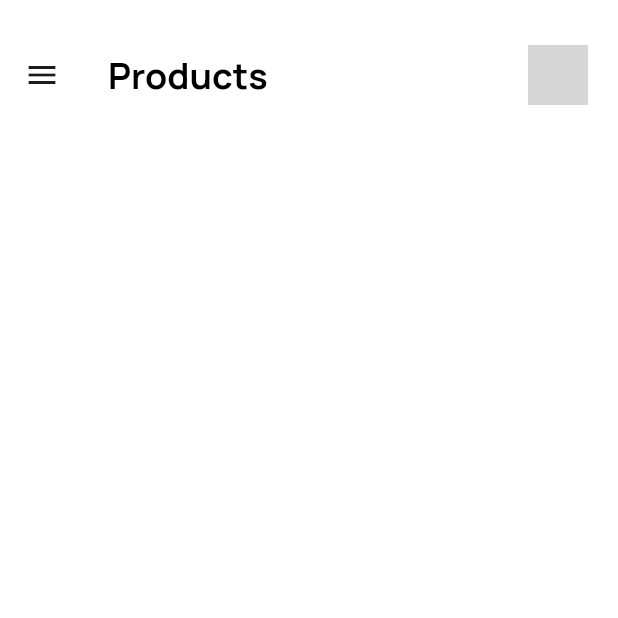
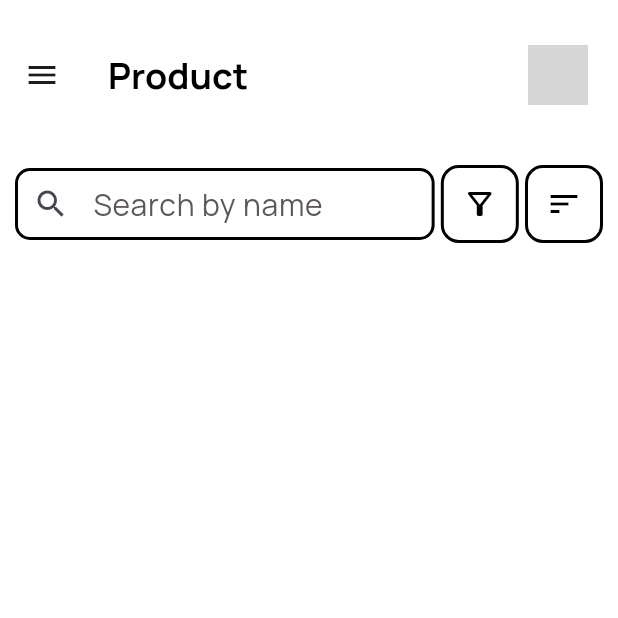
Before and after one commit to Muhammed-Aflah-A/Stock-Pilot, a Flutter app: the ProductListPage screen opened directly, on a phone screen of 412 x 824 dp, the top half of it. Run offline on Flutter 3.47's test engine with Material 3 defaults, Android fonts, the phone set to English and light mode, and no system bars; our stand-ins replace animated_text_kit, device_info_plus, hive, hive_flutter, image_picker, permission_handler and 1 more; accounts and stored records are empty; grey boxes are pictures that could not be loaded.

Commit message:
added searchbar,filter and sorting buttons

```diff
--- a/lib/core/theme/text_styles.dart
+++ b/lib/core/theme/text_styles.dart
@@ -86,6 +86,11 @@ class TextStyles {
     fontFamily: "ManRope",
     color: ColourStyles.primaryColor_2,
   );
+  static const TextStyle formHint = TextStyle(
+    fontSize: 20,
+    fontFamily: "ManRope",
+    color: ColourStyles.captionColor,
+  );
 
   static const TextStyle primaryText = TextStyle(
     fontSize: 15,
--- a/lib/presentation/product/screens/product_list_page.dart
+++ b/lib/presentation/product/screens/product_list_page.dart
@@ -1,11 +1,10 @@
-import 'dart:io';
 import 'package:flutter/material.dart';
-import 'package:provider/provider.dart';
-import 'package:stock_pilot/core/assets/app_images.dart';
 import 'package:stock_pilot/core/theme/colours_styles.dart';
-import 'package:stock_pilot/core/theme/text_styles.dart';
-import 'package:stock_pilot/presentation/dashboard/viewmodel/drawer_provider.dart';
-import 'package:stock_pilot/presentation/profile/viewmodel/profile_page_provider.dart';
+import 'package:stock_pilot/presentation/widgets/app_bar_widget.dart';
+import 'package:stock_pilot/presentation/widgets/app_drawer_widget.dart';
+import 'package:stock_pilot/presentation/widgets/filterbutton_widget.dart';
+import 'package:stock_pilot/presentation/widgets/searchbar_widget.dart';
+import 'package:stock_pilot/presentation/widgets/sortbutton_widget.dart';
 
 class ProductListPage extends StatefulWidget {
   const ProductListPage({super.key});
@@ -15,131 +14,36 @@ class ProductListPage extends StatefulWidget {
 }
 
 class _ProductListPageState extends State<ProductListPage> {
+  final TextEditingController controller = TextEditingController();
   @override
   Widget build(BuildContext context) {
-    // Screen height and width for responsive sizing
-    final h = MediaQuery.of(context).size.height;
+    final w = MediaQuery.of(context).size.width;
     return Scaffold(
       backgroundColor: ColourStyles.primaryColor,
-
-      // ================= APP BAR =================
-      appBar: AppBar(
-        backgroundColor: ColourStyles.primaryColor,
-        toolbarHeight: 100,
-
-        // App bar title
-        title: Text("Products", style: TextStyles.heading_2),
-
-        // Profile image shown on the right side
-        actions: [
-          Padding(
-            padding: EdgeInsets.all(20),
-            child: Consumer<ProfilePageProvider>(
-              builder: (context, provider, child) {
-                return CircleAvatar(
-                  radius: 20,
-                  backgroundColor: ColourStyles.primaryColor_2,
-
-                  // Show user profile image if exists, else default image
-                  backgroundImage:
-                      (provider.user?.profileImage != null &&
-                          File(provider.user!.profileImage!).existsSync())
-                      ? FileImage(File(provider.user!.profileImage!))
-                      : AssetImage(AppImages.profilePicture),
-                );
-              },
-            ),
+      appBar: AppBarWidget(title: "Product", showAvatar: true),
+      drawer: AppDrawer(),
+      body: SafeArea(
+        child: Padding(
+          padding: EdgeInsets.all(10),
+          child: Column(
+            children: [
+              Row(
+                children: [
+                  Expanded(
+                    child: SearchbarWidget(
+                      controller: controller,
+                      onChanged: (value) {},
+                      hintText: "Search by name",
+                    ),
+                  ),
+                  SizedBox(width: w * 0.01),
+                  FilterbuttonWidget(),
+                  SizedBox(width: w * 0.01),
+                  SortbuttonWidget()
+                ],
+              ),
+            ],
           ),
-        ],
-      ),
-
-      // ================= DRAWER =================
-      drawer: Drawer(
-        backgroundColor: ColourStyles.primaryColor,
-        child: Column(
-          children: [
-            // Drawer header showing user info
-            UserAccountsDrawerHeader(
-              decoration: BoxDecoration(color: ColourStyles.primaryColor),
-
-              // User full name
-              accountName: Consumer<ProfilePageProvider>(
-                builder: (context, provider, child) {
-                  return Text(
-                    "${provider.user?.fullName}",
-                    style: TextStyles.primaryText,
-                  );
-                },
-              ),
-
-              // User email
-              accountEmail: Consumer<ProfilePageProvider>(
-                builder: (context, provider, child) {
-                  return Text(
-                    "${provider.user?.gmail}",
-                    style: TextStyles.primaryText,
-                  );
-                },
-              ),
-
-              // User profile image
-              currentAccountPicture: Consumer<ProfilePageProvider>(
-                builder: (context, provider, child) {
-                  return CircleAvatar(
-                    radius: 20,
-                    backgroundColor: ColourStyles.primaryColor_2,
-                    backgroundImage:
-                        (provider.user?.profileImage != null &&
-                            File(provider.user!.profileImage!).existsSync())
-                        ? FileImage(File(provider.user!.profileImage!))
-                        : AssetImage(AppImages.profilePicture),
-                  );
-                },
-              ),
-            ),
-
-            // Drawer menu items
-            Expanded(
-              child: Consumer<DrawerProvider>(
-                builder: (context, provider, child) {
-                  return ListView.separated(
-                    // Space between drawer items
-                    separatorBuilder: (context, index) =>
-                        SizedBox(height: h * 0.01),
-
-                    itemCount: provider.drawerItems.length,
-
-                    itemBuilder: (context, index) {
-                      final item = provider.drawerItems[index];
-
-                      return ListTile(
-                        // Highlight selected drawer item
-                        selected: provider.selectedIndex == index,
-                        selectedTileColor: ColourStyles.baseBackgroundColor,
-                        tileColor: ColourStyles.primaryColor,
-
-                        // Drawer icon
-                        leading: Image.asset(item.icon!, height: 35, width: 35),
-
-                        // Drawer title
-                        title: Text(
-                          item.title!,
-                          style: TextStyles.primaryText_2,
-                        ),
-
-                        // Handle drawer item tap
-                        onTap: () {
-                          provider.selectedDrawerItem(index);
-                          Navigator.pop(context);
-                          Navigator.pushNamed(context, "${item.navigation}");
-                        },
-                      );
-                    },
-                  );
-                },
-              ),
-            ),
-          ],
         ),
       ),
     );
--- /dev/null
+++ b/lib/presentation/widgets/app_bar_widget.dart
@@ -0,0 +1,47 @@
+import 'dart:io';
+import 'package:flutter/material.dart';
+import 'package:provider/provider.dart';
+import 'package:stock_pilot/core/assets/app_images.dart';
+import 'package:stock_pilot/core/theme/colours_styles.dart';
+import 'package:stock_pilot/core/theme/text_styles.dart';
+import 'package:stock_pilot/presentation/profile/viewmodel/profile_page_provider.dart';
+
+class AppBarWidget extends StatelessWidget implements PreferredSizeWidget {
+  final String title;
+  final bool showAvatar;
+  const AppBarWidget({
+    super.key,
+    required this.title,
+    required this.showAvatar,
+  });
+  @override
+  Size get preferredSize => const Size.fromHeight(100);
+  @override
+  Widget build(BuildContext context) {
+    return AppBar(
+      backgroundColor: ColourStyles.primaryColor,
+      toolbarHeight: 100,
+      title: Text(title, style: TextStyles.heading_2),
+      actions: showAvatar
+          ? [
+              Padding(
+                padding: EdgeInsets.all(20),
+                child: Consumer<ProfilePageProvider>(
+                  builder: (context, provider, child) {
+                    return CircleAvatar(
+                      radius: 20,
+                      backgroundColor: ColourStyles.primaryColor_2,
+                      backgroundImage:
+                          (provider.user?.profileImage != null &&
+                              File(provider.user!.profileImage!).existsSync())
+                          ? FileImage(File(provider.user!.profileImage!))
+                          : AssetImage(AppImages.profilePicture),
+                    );
+                  },
+                ),
+              ),
+            ]
+          : null,
+    );
+  }
+}
--- /dev/null
+++ b/lib/presentation/widgets/app_drawer_widget.dart
@@ -0,0 +1,86 @@
+import 'dart:io';
+
+import 'package:flutter/material.dart';
+import 'package:provider/provider.dart';
+import 'package:stock_pilot/core/assets/app_images.dart';
+import 'package:stock_pilot/core/theme/colours_styles.dart';
+import 'package:stock_pilot/core/theme/text_styles.dart';
+import 'package:stock_pilot/presentation/dashboard/viewmodel/drawer_provider.dart';
+import 'package:stock_pilot/presentation/profile/viewmodel/profile_page_provider.dart';
+
+class AppDrawer extends StatelessWidget {
+  const AppDrawer({super.key});
+
+  @override
+  Widget build(BuildContext context) {
+    final h = MediaQuery.of(context).size.height;
+    return Drawer(
+      backgroundColor: ColourStyles.primaryColor,
+      child: Column(
+        children: [
+          UserAccountsDrawerHeader(
+            decoration: BoxDecoration(color: ColourStyles.primaryColor),
+            accountName: Consumer<ProfilePageProvider>(
+              builder: (context, provider, child) {
+                return Text(
+                  "${provider.user?.fullName}",
+                  style: TextStyles.primaryText,
+                );
+              },
+            ),
+            accountEmail: Consumer<ProfilePageProvider>(
+              builder: (context, provider, child) {
+                return Text(
+                  "${provider.user?.gmail}",
+                  style: TextStyles.primaryText,
+                );
+              },
+            ),
+            currentAccountPicture: Consumer<ProfilePageProvider>(
+              builder: (context, provider, child) {
+                return CircleAvatar(
+                  radius: 20,
+                  backgroundColor: ColourStyles.primaryColor_2,
+                  backgroundImage:
+                      (provider.user?.profileImage != null &&
+                          File(provider.user!.profileImage!).existsSync())
+                      ? FileImage(File(provider.user!.profileImage!))
+                      : AssetImage(AppImages.profilePicture),
+                );
+              },
+            ),
+          ),
+          Expanded(
+            child: Consumer<DrawerProvider>(
+              builder: (context, provider, child) {
+                return ListView.separated(
+                  separatorBuilder: (context, index) =>
+                      SizedBox(height: h * 0.01),
+
+                  itemCount: provider.drawerItems.length,
+
+                  itemBuilder: (context, index) {
+                    final item = provider.drawerItems[index];
+
+                    return ListTile(
+                      selected: provider.selectedIndex == index,
+                      selectedTileColor: ColourStyles.baseBackgroundColor,
+                      tileColor: ColourStyles.primaryColor,
+                      leading: Image.asset(item.icon!, height: 35, width: 35),
+                      title: Text(item.title!, style: TextStyles.primaryText_2),
+                      onTap: () {
+                        provider.selectedDrawerItem(index);
+                        Navigator.pop(context);
+                        Navigator.pushNamed(context, "${item.navigation}");
+                      },
+                    );
+                  },
+                );
+              },
+            ),
+          ),
+        ],
+      ),
+    );
+  }
+}
--- /dev/null
+++ b/lib/presentation/widgets/filterbutton_widget.dart
@@ -0,0 +1,22 @@
+import 'package:flutter/material.dart';
+import 'package:stock_pilot/core/theme/colours_styles.dart';
+
+class FilterbuttonWidget extends StatelessWidget {
+  const FilterbuttonWidget({super.key});
+
+  @override
+  Widget build(BuildContext context) {
+    return InkWell(
+      onTap: () {},
+      borderRadius: BorderRadius.circular(12),
+      child: Container(
+        padding: EdgeInsets.all(12),
+        decoration: BoxDecoration(
+          borderRadius: BorderRadius.circular(12),
+          border: Border.all(color: ColourStyles.primaryColor_2, width: 2),
+        ),
+        child: Icon(Icons.filter_alt_outlined, color: ColourStyles.primaryColor_2),
+      ),
+    );
+  }
+}
--- /dev/null
+++ b/lib/presentation/widgets/searchbar_widget.dart
@@ -0,0 +1,37 @@
+import 'package:flutter/material.dart';
+import 'package:stock_pilot/core/theme/colours_styles.dart';
+import 'package:stock_pilot/core/theme/text_styles.dart';
+
+class SearchbarWidget extends StatelessWidget {
+  final TextEditingController controller;
+  final ValueChanged<String> onChanged;
+  final String hintText;
+  const SearchbarWidget({
+    super.key,
+    required this.controller,
+    required this.onChanged,
+    required this.hintText,
+  });
+
+  @override
+  Widget build(BuildContext context) {
+    return TextField(
+      controller: controller,
+      onChanged: onChanged,
+      decoration: InputDecoration(
+        hintText: hintText,
+        hintStyle: TextStyles.formHint,
+        prefixIcon: Icon(Icons.search),
+        contentPadding: EdgeInsets.symmetric(horizontal: 10),
+        enabledBorder: OutlineInputBorder(
+          borderRadius: BorderRadius.circular(10),
+          borderSide: BorderSide(color: ColourStyles.primaryColor_2, width: 2),
+        ),
+        focusedBorder: OutlineInputBorder(
+          borderRadius: BorderRadius.circular(10),
+          borderSide: BorderSide(color: ColourStyles.primaryColor_2, width: 2),
+        ),
+      ),
+    );
+  }
+}
--- /dev/null
+++ b/lib/presentation/widgets/sortbutton_widget.dart
@@ -0,0 +1,22 @@
+import 'package:flutter/material.dart';
+import 'package:stock_pilot/core/theme/colours_styles.dart';
+
+class SortbuttonWidget extends StatelessWidget {
+  const SortbuttonWidget({super.key});
+
+  @override
+  Widget build(BuildContext context) {
+    return InkWell(
+      onTap: () {},
+      borderRadius: BorderRadius.circular(12),
+      child: Container(
+        padding: EdgeInsets.all(12),
+        decoration: BoxDecoration(
+          borderRadius: BorderRadius.circular(12),
+          border: Border.all(color: ColourStyles.primaryColor_2, width: 2),
+        ),
+        child: Icon(Icons.sort, color: ColourStyles.primaryColor_2),
+      ),
+    );
+  }
+}
```
